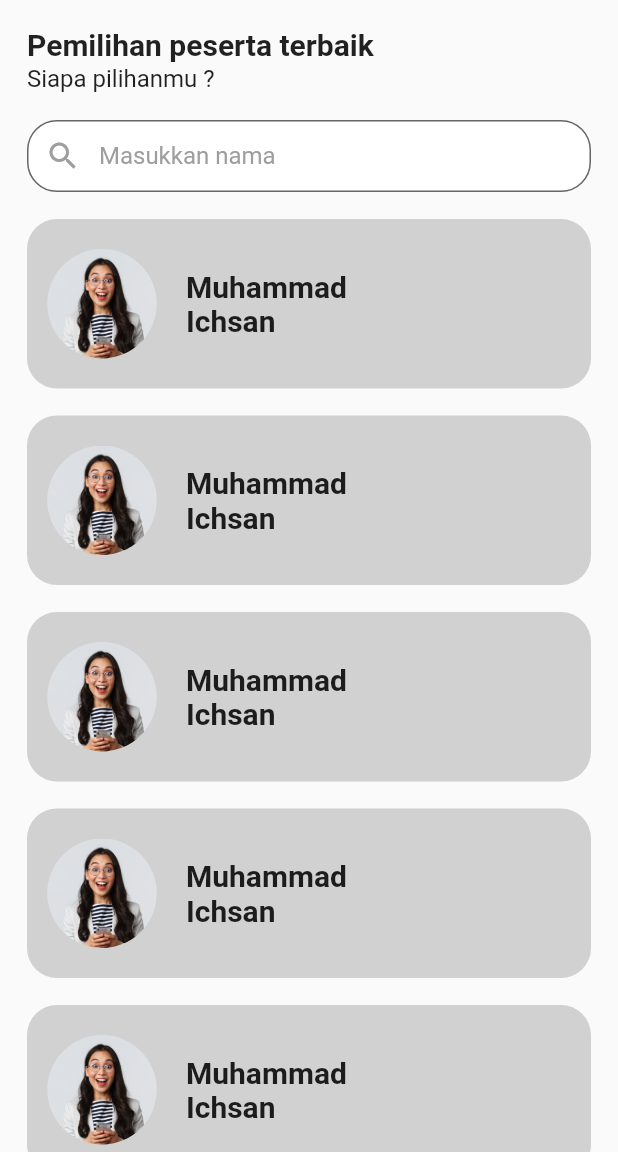
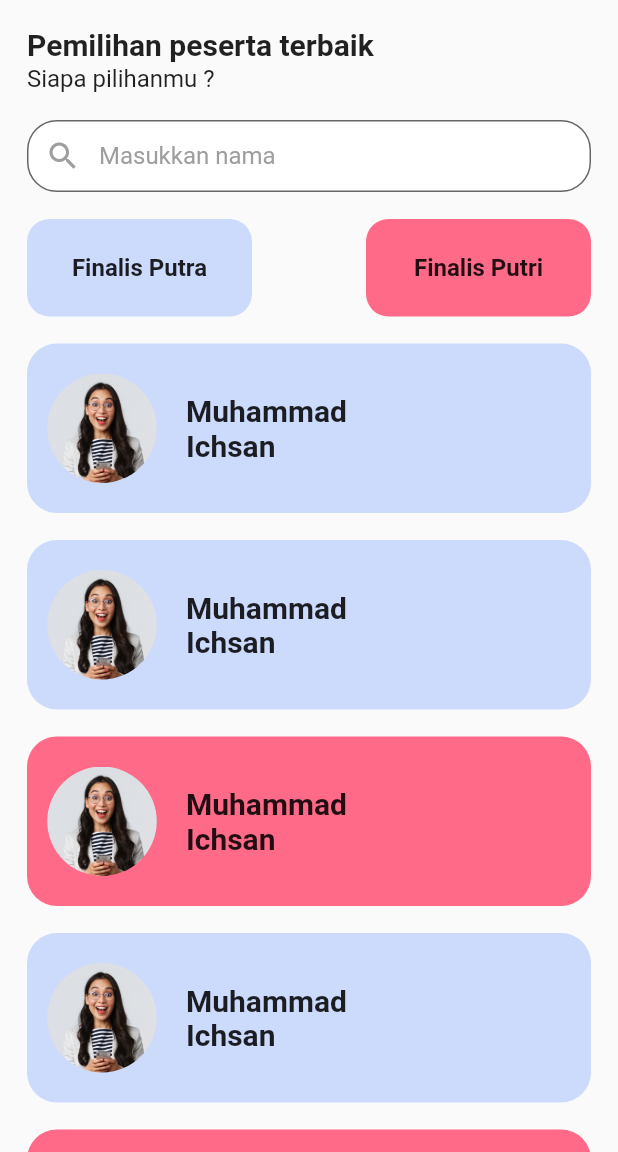
Before and after one commit to ichsann23/vote, a Flutter app: the HomeVote screen opened directly, on a phone screen of 412 x 824 dp, the part 84-1236 px from its top. Run offline on Flutter 3.47's test engine with Material 2 defaults, Android fonts, the phone set to English and light mode, and no system bars.

Commit message:
Menambah CTA finalis Putra dan Putri

```diff
--- a/lib/views/home_vote.dart
+++ b/lib/views/home_vote.dart
@@ -2,6 +2,7 @@
 
 import 'package:flutter/material.dart';
 import 'package:vote_app/views/vote_page.dart';
+import 'package:vote_app/widgets/tile_filter_peserta.dart';
 import 'package:vote_app/widgets/tile_vote.dart';
 
 class HomeVote extends StatelessWidget {
@@ -106,6 +107,21 @@ class HomeVote extends StatelessWidget {
             ),
           ),
           const SizedBox(height: 18),
+          Flexible(
+            child: Row(
+              mainAxisAlignment: MainAxisAlignment.spaceBetween,
+              children: const [
+                FilterPeserta(
+                  title: 'Finalis Putra',
+                  isMale: true,
+                ),
+                FilterPeserta(
+                  title: 'Finalis Putri',
+                ),
+              ],
+            ),
+          ),
+          const SizedBox(height: 18),
           //TileVote
           CustomTileVote(
             nama: 'Muhammad\nIchsan',
@@ -116,6 +132,18 @@ class HomeVote extends StatelessWidget {
                 builder: (context) => const VotePage(),
               );
             },
+            isMale: true,
+          ),
+          CustomTileVote(
+            nama: 'Muhammad\nIchsan',
+            imgUrl: 'assets/img_profile.png',
+            onTap: () {
+              showDialog(
+                context: context,
+                builder: (context) => const VotePage(),
+              );
+            },
+            isMale: true,
           ),
           CustomTileVote(
             nama: 'Muhammad\nIchsan',
@@ -136,16 +164,7 @@ class HomeVote extends StatelessWidget {
                 builder: (context) => const VotePage(),
               );
             },
-          ),
-          CustomTileVote(
-            nama: 'Muhammad\nIchsan',
-            imgUrl: 'assets/img_profile.png',
-            onTap: () {
-              showDialog(
-                context: context,
-                builder: (context) => const VotePage(),
-              );
-            },
+            isMale: true,
           ),
           CustomTileVote(
             nama: 'Muhammad\nIchsan',
--- /dev/null
+++ b/lib/widgets/tile_filter_peserta.dart
@@ -0,0 +1,33 @@
+import 'package:flutter/material.dart';
+
+class FilterPeserta extends StatelessWidget {
+  final String title;
+  final bool isMale;
+  const FilterPeserta({
+    super.key,
+    required this.title,
+    this.isMale = false,
+  });
+
+  @override
+  Widget build(BuildContext context) {
+    return Container(
+      height: 65,
+      width: 150,
+      padding: const EdgeInsets.only(right: 12, left: 12),
+      decoration: BoxDecoration(
+        color: isMale ? const Color(0xffCCDAFC) : const Color(0xffFF6A88),
+        borderRadius: BorderRadius.circular(15),
+      ),
+      child: Center(
+        child: Text(
+          title,
+          style: const TextStyle(
+            fontSize: 16,
+            fontWeight: FontWeight.w600,
+          ),
+        ),
+      ),
+    );
+  }
+}
--- a/lib/widgets/tile_vote.dart
+++ b/lib/widgets/tile_vote.dart
@@ -3,8 +3,15 @@ import 'package:flutter/material.dart';
 class CustomTileVote extends StatelessWidget {
   final String? nama;
   final String? imgUrl;
+  final bool isMale;
   final VoidCallback? onTap;
-  const CustomTileVote({super.key, this.imgUrl, this.nama, this.onTap});
+  const CustomTileVote({
+    super.key,
+    this.imgUrl,
+    this.nama,
+    this.onTap,
+    this.isMale = false,
+  });
 
   @override
   Widget build(BuildContext context) {
@@ -19,7 +26,7 @@ class CustomTileVote extends StatelessWidget {
         margin: const EdgeInsets.only(bottom: 18),
         decoration: BoxDecoration(
           borderRadius: BorderRadius.circular(20),
-          color: const Color(0xffD1D1D1),
+          color: isMale ? const Color(0xffCCDAFC) : const Color(0xffFF6A88),
         ),
         child: Row(
           children: [
```
